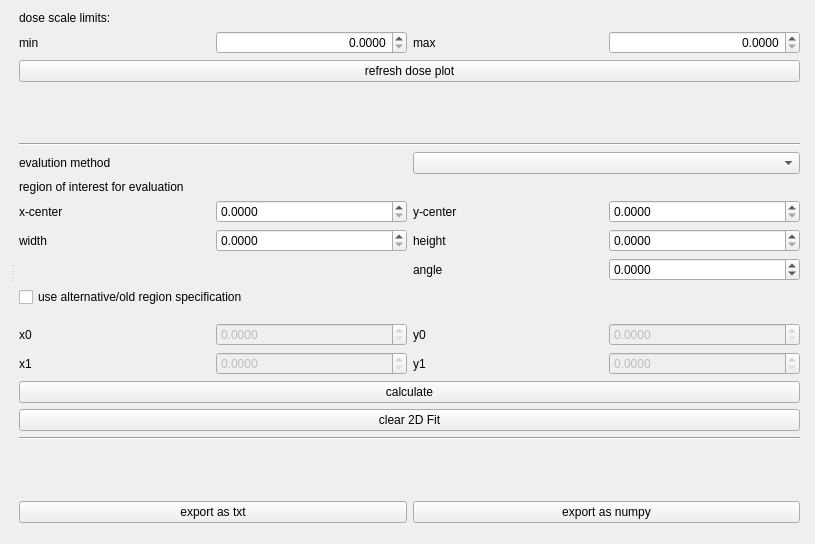
First picture: the form in UI/DoseWidget_QtDesign.ui, repository mgotz/EBT_evaluation, before the edit.
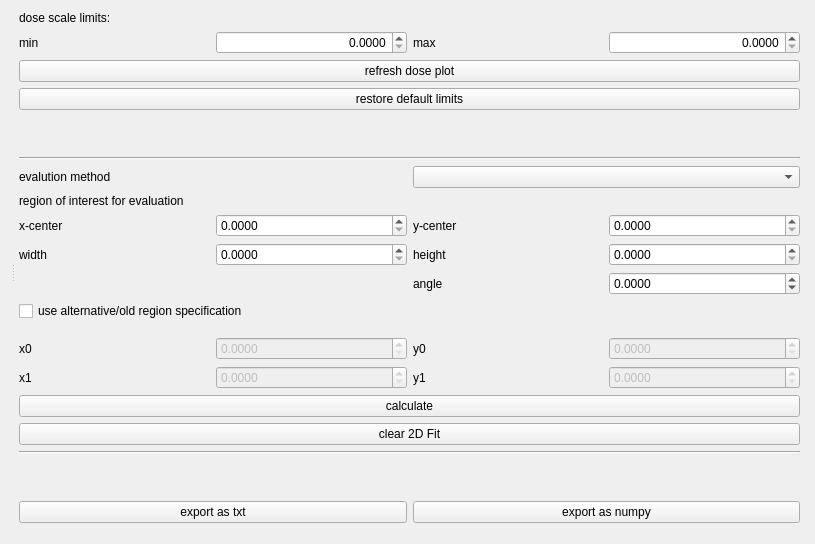
Second picture: the form after the edit.

Commit message: Made the specification of a background in the calibration optional. Furthermore it is actually used for the direct argument as well now. Added the optional to specify a unit in the calibration file and changed the formatter for the colorbar to a sublcassed scalarformatter Disabled the clipping of the values, when using a direct argument. Changed the limits for the dose scale and added a button to restor the optimal limits.

Diff of the .ui file:
```diff
--- a/UI/DoseWidget_QtDesign.ui
+++ b/UI/DoseWidget_QtDesign.ui
@@ -85,6 +85,13 @@
          </property>
         </widget>
        </item>
+       <item>
+        <widget class="QPushButton" name="bestLimits">
+         <property name="text">
+          <string>restore default limits</string>
+         </property>
+        </widget>
+       </item>
        <item>
         <spacer name="verticalSpacer_2">
          <property name="orientation">
```
The commit also changes 6 other files.
